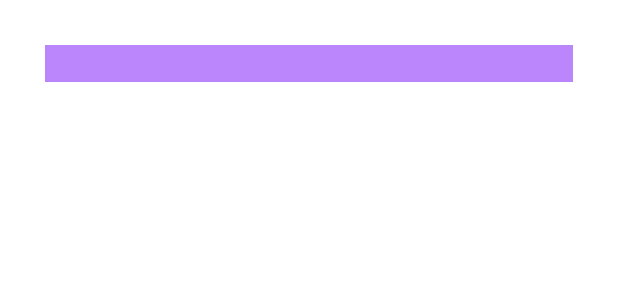
After one commit to tsmoosavi/Hw16_Cities, an Android app: the layout selectedcityrecyclerview.xml on its own in the app's theme, with its tools: preview values and no code run, on a phone screen of 412 x 824 dp. The commit adds this screen. Shown: the top 300 px of the screen. Run offline under Robolectric (Android 15) with nearby library versions, the phone set to English and light mode, and no system bars.

Commit message:
add recyclerview for SelectedCityFragment

```diff
--- a/app/src/main/java/com/example/hw16_cities/HomeFragment.kt
+++ b/app/src/main/java/com/example/hw16_cities/HomeFragment.kt
@@ -44,6 +44,7 @@ class HomeFragment : Fragment() {
             city.isSelected = !city.isSelected
             if (city.isSelected){
                 Toast.makeText(activity, "selected", Toast.LENGTH_SHORT).show()
+                vm.selectCity(city)
                 button.setBackgroundColor(resources.getColor(R.color.green))
             }
             else if (!city.isSelected){
--- a/app/src/main/java/com/example/hw16_cities/HomeViewModel.kt
+++ b/app/src/main/java/com/example/hw16_cities/HomeViewModel.kt
@@ -11,4 +11,7 @@ class HomeViewModel(app: Application): AndroidViewModel(app)  {
  init {
      repo.initDB(app.applicationContext)
  }
+    fun selectCity(city: City){
+        repo.addCity(city)
+    }
 }
--- /dev/null
+++ b/app/src/main/res/layout/selectedcityrecyclerview.xml
@@ -0,0 +1,19 @@
+<?xml version="1.0" encoding="utf-8"?>
+<layout  xmlns:android="http://schemas.android.com/apk/res/android">
+    <data>
+
+
+    </data>
+    <LinearLayout
+        android:layout_width="match_parent"
+        android:layout_height="wrap_content"
+        android:padding="20dp">
+        <EditText
+            android:id="@+id/cityButton"
+            android:layout_width="match_parent"
+            android:layout_height="wrap_content"
+            android:layout_margin="10dp"
+            android:background="@color/purple_200"/>
+
+    </LinearLayout>
+</layout>
```
Also changed, not shown: app/src/main/java/com/example/hw16_cities/recyclerview/HomeRecyclerAdapter.kt (renamed from app/src/main/java/com/example/hw16_cities/HomeRecyclerAdapter.kt, +6 -4 lines), app/src/main/java/com/example/hw16_cities/recyclerview/SelectedCityRecyclerAdapter.kt (added, +43 -0 lines).
